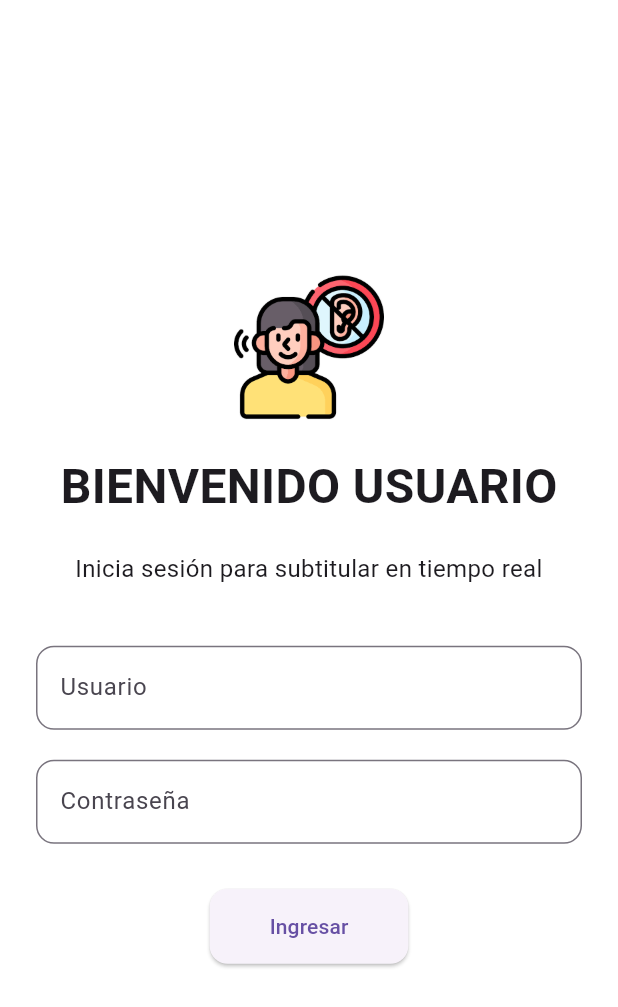
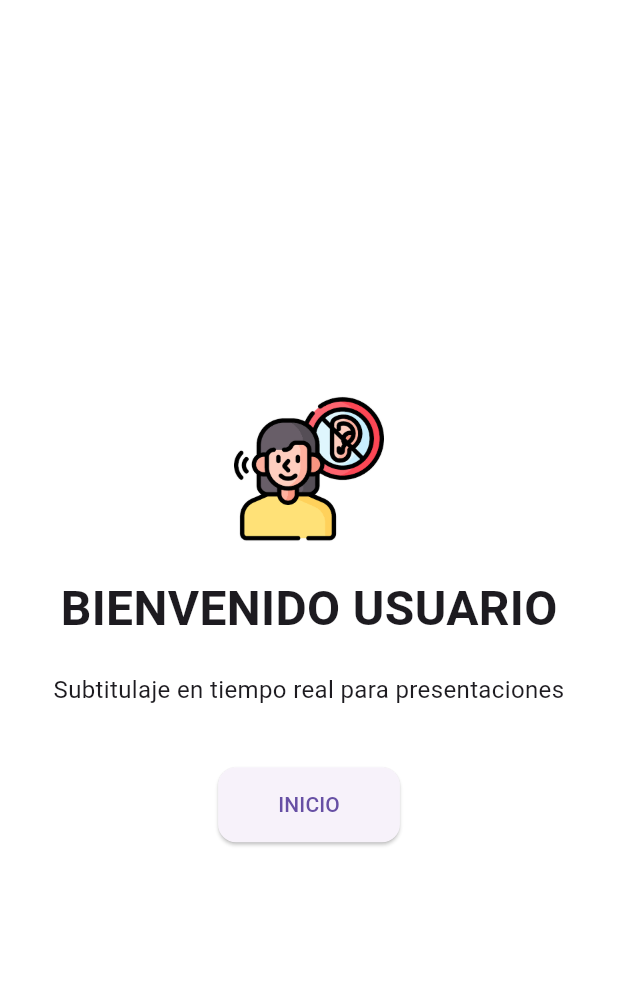
Before and after one commit to KorlantWar/AppDeSubconML, a Flutter app: the screen it shows after launch, on a phone screen of 412 x 824 dp. Shown: the top 1007 px of the screen. Run offline on Flutter 3.47's test engine with Material 3 defaults, Android fonts, the phone set to English and light mode, and no system bars; our stand-ins replace speech_to_text.

Commit message:
Se agrega PMV 3 Culminado

```diff
--- a/lib/main.dart
+++ b/lib/main.dart
@@ -14,13 +14,13 @@ class MainApp extends StatelessWidget {
       title: 'Subtitulaje en Tiempo Real',
       debugShowCheckedModeBanner: false,
       theme: ThemeData(primarySwatch: Colors.indigo),
-      home: const LoginScreen(),
+      home: const WelcomeScreen(),
     );
   }
 }
 
-class LoginScreen extends StatelessWidget {
-  const LoginScreen({super.key});
+class WelcomeScreen extends StatelessWidget {
+  const WelcomeScreen({super.key});
 
   @override
   Widget build(BuildContext context) {
@@ -40,30 +40,11 @@ class LoginScreen extends StatelessWidget {
               ),
               const SizedBox(height: 20),
               const Text(
-                'Inicia sesión para subtitular en tiempo real',
+                'Subtitulaje en tiempo real para presentaciones',
                 textAlign: TextAlign.center,
                 style: TextStyle(fontSize: 16),
               ),
               const SizedBox(height: 40),
-              TextField(
-                decoration: InputDecoration(
-                  labelText: 'Usuario',
-                  border: OutlineInputBorder(
-                    borderRadius: BorderRadius.circular(12),
-                  ),
-                ),
-              ),
-              const SizedBox(height: 20),
-              TextField(
-                obscureText: true,
-                decoration: InputDecoration(
-                  labelText: 'Contraseña',
-                  border: OutlineInputBorder(
-                    borderRadius: BorderRadius.circular(12),
-                  ),
-                ),
-              ),
-              const SizedBox(height: 30),
               ElevatedButton(
                 onPressed: () {
                   Navigator.push(
@@ -82,7 +63,7 @@ class LoginScreen extends StatelessWidget {
                     borderRadius: BorderRadius.circular(12),
                   ),
                 ),
-                child: const Text('Ingresar'),
+                child: const Text('INICIO'),
               ),
             ],
           ),
@@ -119,7 +100,7 @@ class _AudioCaptureScreenState extends State<AudioCaptureScreen> {
       onStatus: (val) {
         if (val == "done" && _isListening) {
           _speech.stop();
-          _startListening();
+          _startListening(); // Auto-reinicia
         }
       },
     );
```
